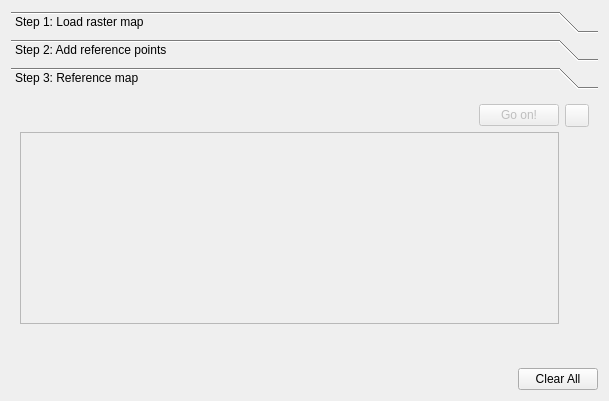
The window that src/ICreateMapGeoTiff.ui (ntruchsess/QLandkarteGT) describes before a commit, drawn with Qt 5.
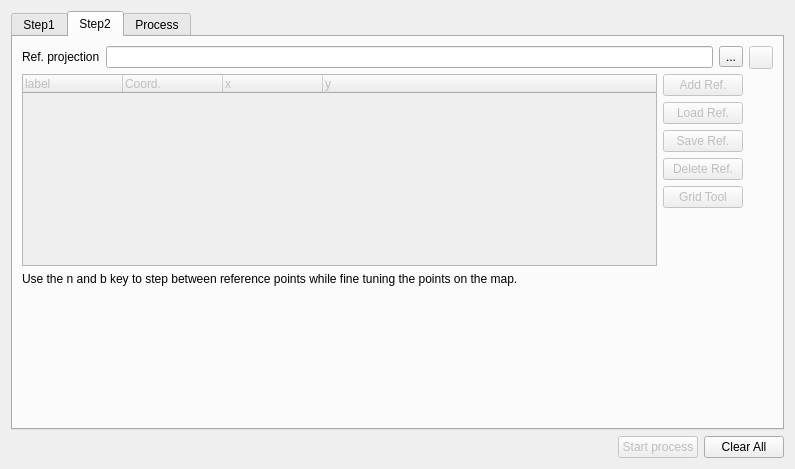
The same window after the commit. The open tabs and pages were chosen to show the change. Icons and pictures are not drawn. Custom widgets are drawn as their Qt base class.

Commit message: pimp up georeferencing dialogs

The edit to the form file:
```diff
--- a/src/ICreateMapGeoTiff.ui
+++ b/src/ICreateMapGeoTiff.ui
@@ -6,65 +6,29 @@
    <rect>
     <x>0</x>
     <y>0</y>
-    <width>609</width>
-    <height>384</height>
+    <width>795</width>
+    <height>469</height>
    </rect>
   </property>
   <property name="windowTitle">
    <string>Form</string>
   </property>
-  <layout class="QGridLayout" name="gridLayout">
-   <item row="1" column="0">
-    <layout class="QHBoxLayout" name="horizontalLayout_8">
-     <item>
-      <spacer name="horizontalSpacer_4">
-       <property name="orientation">
-        <enum>Qt::Horizontal</enum>
-       </property>
-       <property name="sizeHint" stdset="0">
-        <size>
-         <width>40</width>
-         <height>20</height>
-        </size>
-       </property>
-      </spacer>
-     </item>
-     <item>
-      <widget class="QPushButton" name="pushClearAll">
-       <property name="text">
-        <string>Clear All</string>
-       </property>
-      </widget>
-     </item>
-    </layout>
-   </item>
-   <item row="0" column="0">
-    <widget class="QToolBox" name="toolBox">
-     <property name="sizePolicy">
-      <sizepolicy hsizetype="Preferred" vsizetype="MinimumExpanding">
-       <horstretch>0</horstretch>
-       <verstretch>0</verstretch>
-      </sizepolicy>
-     </property>
-     <property name="frameShape">
-      <enum>QFrame::NoFrame</enum>
-     </property>
-     <property name="frameShadow">
-      <enum>QFrame::Plain</enum>
+  <layout class="QVBoxLayout" name="verticalLayout">
+   <item>
+    <widget class="QTabWidget" name="tabWidget">
+     <property name="currentIndex">
+      <number>0</number>
      </property>
      <widget class="QWidget" name="toolBoxStep1">
-      <property name="geometry">
-       <rect>
-        <x>0</x>
-        <y>0</y>
-        <width>591</width>
-        <height>238</height>
-       </rect>
-      </property>
-      <attribute name="label">
-       <string>Step 1: Load raster map</string>
+      <attribute name="icon">
+       <iconset>
+        <normalon>:/pics/Step1.png</normalon>
+       </iconset>
       </attribute>
-      <layout class="QGridLayout" name="gridLayout_5">
+      <attribute name="title">
+       <string>Step1</string>
+      </attribute>
+      <layout class="QGridLayout" name="gridLayout">
        <item row="0" column="0">
         <layout class="QGridLayout" name="gridLayout_4">
          <property name="sizeConstraint">
@@ -310,14 +274,14 @@
         </layout>
        </item>
        <item row="1" column="0">
-        <spacer name="verticalSpacer_4">
+        <spacer name="verticalSpacer_2">
          <property name="orientation">
           <enum>Qt::Vertical</enum>
          </property>
          <property name="sizeHint" stdset="0">
           <size>
            <width>20</width>
-           <height>6</height>
+           <height>187</height>
           </size>
          </property>
         </spacer>
@@ -325,18 +289,15 @@
       </layout>
      </widget>
      <widget class="QWidget" name="toolBoxStep2">
-      <property name="geometry">
-       <rect>
-        <x>0</x>
-        <y>0</y>
-        <width>575</width>
-        <height>300</height>
-       </rect>
-      </property>
-      <attribute name="label">
-       <string>Step 2: Add reference points</string>
+      <attribute name="icon">
+       <iconset>
+        <normalon>:/pics/Step2.png</normalon>
+       </iconset>
       </attribute>
-      <layout class="QGridLayout" name="gridLayout_6">
+      <attribute name="title">
+       <string>Step2</string>
+      </attribute>
+      <layout class="QGridLayout" name="gridLayout_2">
        <item row="0" column="0">
         <layout class="QVBoxLayout" name="verticalLayout_2">
          <property name="sizeConstraint">
@@ -414,7 +375,7 @@
             </widget>
            </item>
            <item row="0" column="1">
-            <layout class="QVBoxLayout">
+            <layout class="QVBoxLayout" name="_3">
              <item>
               <widget class="QPushButton" name="pushAddRef">
                <property name="enabled">
@@ -501,7 +462,7 @@
         </layout>
        </item>
        <item row="0" column="1">
-        <layout class="QVBoxLayout">
+        <layout class="QVBoxLayout" name="_7">
          <item>
           <widget class="CHelpButton" name="helpStep2">
            <property name="enabled">
@@ -513,7 +474,7 @@
           </widget>
          </item>
          <item>
-          <spacer name="verticalSpacer_2">
+          <spacer name="verticalSpacer_3">
            <property name="orientation">
             <enum>Qt::Vertical</enum>
            </property>
@@ -528,14 +489,14 @@
         </layout>
        </item>
        <item row="1" column="0">
-        <spacer name="verticalSpacer_5">
+        <spacer name="verticalSpacer_4">
          <property name="orientation">
           <enum>Qt::Vertical</enum>
          </property>
          <property name="sizeHint" stdset="0">
           <size>
            <width>20</width>
-           <height>6</height>
+           <height>105</height>
           </size>
          </property>
         </spacer>
@@ -543,50 +504,20 @@
       </layout>
      </widget>
      <widget class="QWidget" name="toolBoxStep3">
-      <property name="geometry">
-       <rect>
-        <x>0</x>
-        <y>0</y>
-        <width>591</width>
-        <height>238</height>
-       </rect>
-      </property>
-      <attribute name="label">
-       <string>Step 3: Reference map</string>
+      <attribute name="icon">
+       <iconset>
+        <normalon>:/pics/Step3.png</normalon>
+       </iconset>
       </attribute>
-      <layout class="QGridLayout" name="gridLayout_2">
+      <attribute name="title">
+       <string>Process</string>
+      </attribute>
+      <layout class="QGridLayout" name="gridLayout_5">
        <item row="0" column="0">
-        <layout class="QVBoxLayout" name="verticalLayout">
+        <layout class="QVBoxLayout" name="verticalLayout_4">
          <property name="sizeConstraint">
           <enum>QLayout::SetMinimumSize</enum>
          </property>
-         <item>
-          <layout class="QHBoxLayout" name="horizontalLayout">
-           <item>
-            <spacer name="horizontalSpacer_5">
-             <property name="orientation">
-              <enum>Qt::Horizontal</enum>
-             </property>
-             <property name="sizeHint" stdset="0">
-              <size>
-               <width>40</width>
-               <height>20</height>
-              </size>
-             </property>
-            </spacer>
-           </item>
-           <item>
-            <widget class="QPushButton" name="pushGoOn">
-             <property name="enabled">
-              <bool>false</bool>
-             </property>
-             <property name="text">
-              <string>Go on!</string>
-             </property>
-            </widget>
-           </item>
-          </layout>
-         </item>
          <item>
           <widget class="QTextBrowser" name="textBrowser">
            <property name="enabled">
@@ -600,7 +531,7 @@
         </layout>
        </item>
        <item row="0" column="1">
-        <layout class="QVBoxLayout">
+        <layout class="QVBoxLayout" name="_9">
          <item>
           <widget class="CHelpButton" name="helpStep3">
            <property name="enabled">
@@ -612,7 +543,7 @@
           </widget>
          </item>
          <item>
-          <spacer name="verticalSpacer_3">
+          <spacer name="verticalSpacer_6">
            <property name="orientation">
             <enum>Qt::Vertical</enum>
            </property>
@@ -626,23 +557,44 @@
          </item>
         </layout>
        </item>
-       <item row="1" column="0">
-        <spacer name="verticalSpacer_6">
-         <property name="orientation">
-          <enum>Qt::Vertical</enum>
-         </property>
-         <property name="sizeHint" stdset="0">
-          <size>
-           <width>20</width>
-           <height>29</height>
-          </size>
-         </property>
-        </spacer>
-       </item>
       </layout>
      </widget>
     </widget>
    </item>
+   <item>
+    <layout class="QHBoxLayout" name="horizontalLayout_8">
+     <item>
+      <spacer name="horizontalSpacer_4">
+       <property name="orientation">
+        <enum>Qt::Horizontal</enum>
+       </property>
+       <property name="sizeHint" stdset="0">
+        <size>
+         <width>40</width>
+         <height>20</height>
+        </size>
+       </property>
+      </spacer>
+     </item>
+     <item>
+      <widget class="QPushButton" name="pushGoOn">
+       <property name="enabled">
+        <bool>false</bool>
+       </property>
+       <property name="text">
+        <string>Start process</string>
+       </property>
+      </widget>
+     </item>
+     <item>
+      <widget class="QPushButton" name="pushClearAll">
+       <property name="text">
+        <string>Clear All</string>
+       </property>
+      </widget>
+     </item>
+    </layout>
+   </item>
   </layout>
  </widget>
  <customwidgets>
```
Left out of the diff: 2 changed lines with no effect on the pictures. The commit also changes 7 other files.
